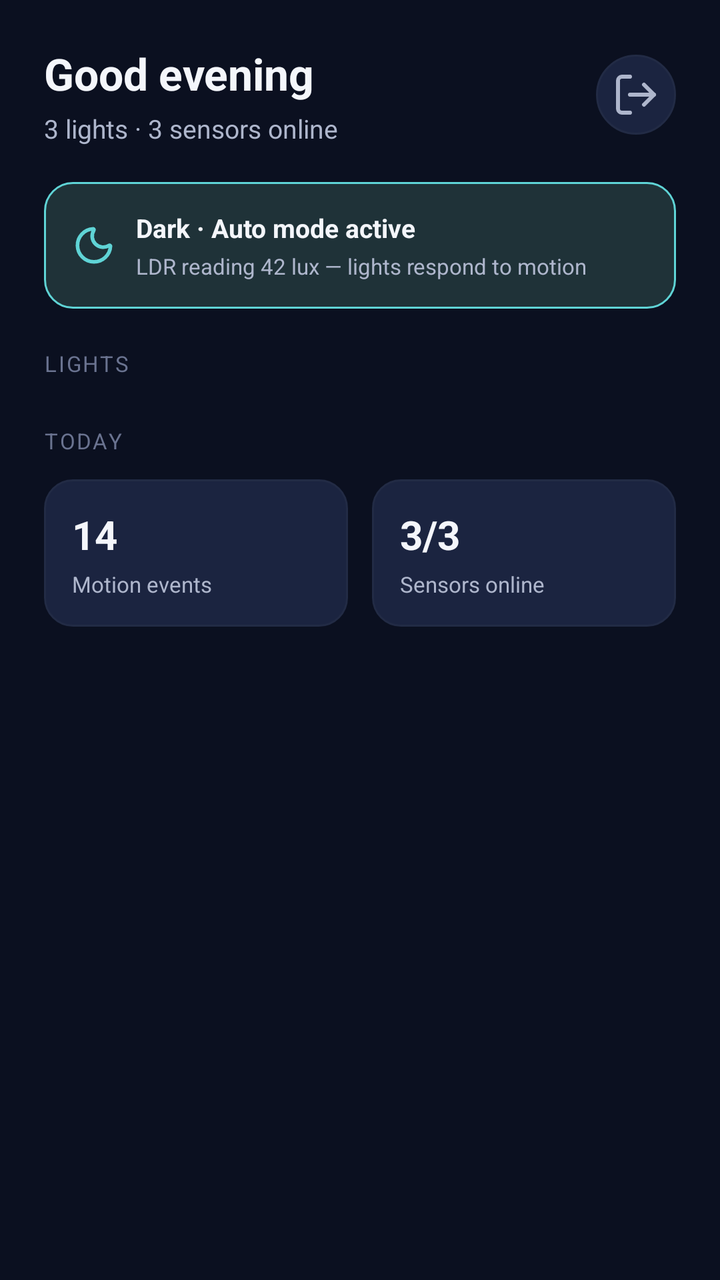
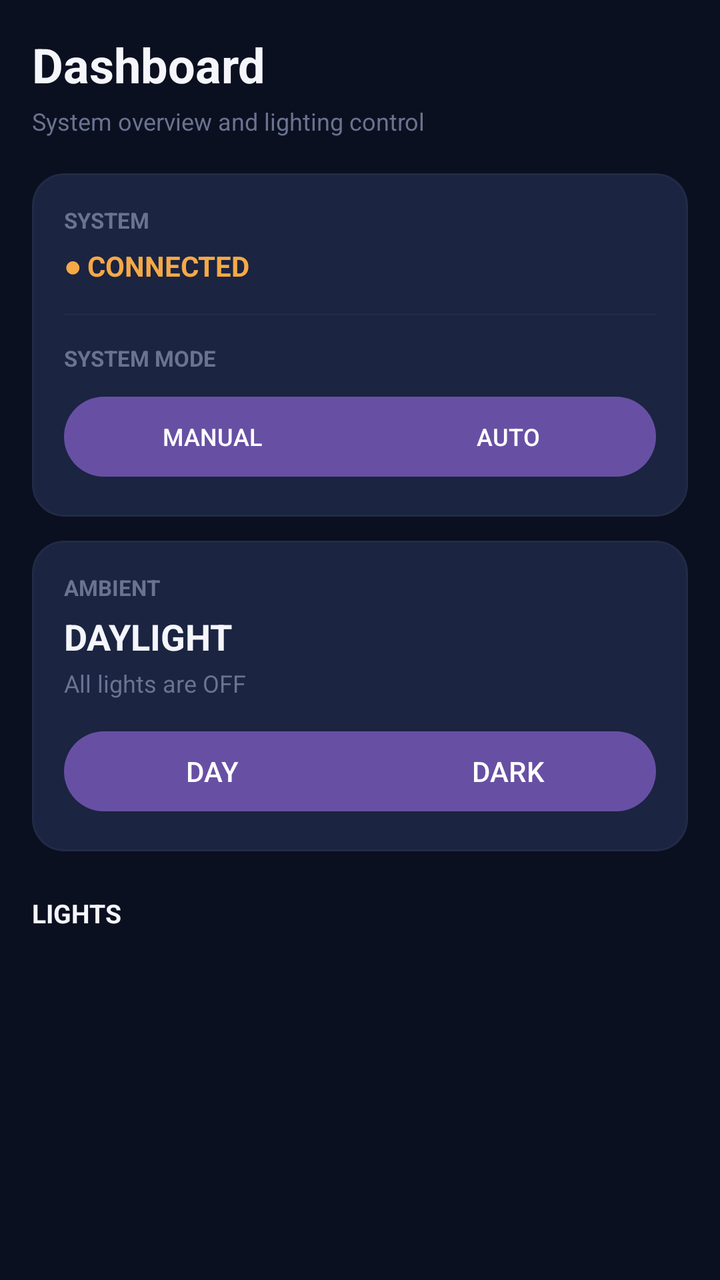

Before-and-after screenshots of an Android layout around one commit, followed by the original layout XML and the change that was made.
<!-- AndroidManifest.xml: application theme Theme.LUMEN -->
<!-- res/layout/fragment_dashboard.xml -->
<?xml version="1.0" encoding="utf-8"?>
<androidx.core.widget.NestedScrollView
    xmlns:android="http://schemas.android.com/apk/res/android"
    xmlns:app="http://schemas.android.com/apk/res-auto"
    android:layout_width="match_parent"
    android:layout_height="match_parent"
    android:background="@color/night"
    android:fillViewport="true">

    <LinearLayout
        android:layout_width="match_parent"
        android:layout_height="wrap_content"
        android:orientation="vertical"
        android:padding="22dp">

        

        <LinearLayout
            android:layout_width="match_parent"
            android:layout_height="wrap_content"
            android:orientation="horizontal"
            android:gravity="center_vertical"
            android:layout_marginBottom="18dp">

            <LinearLayout
                android:layout_width="0dp"
                android:layout_height="wrap_content"
                android:layout_weight="1"
                android:orientation="vertical">

                <TextView
                    android:layout_width="wrap_content"
                    android:layout_height="wrap_content"
                    android:text="Good evening"
                    android:textColor="@color/white"
                    android:textSize="22sp"
                    android:textStyle="bold" />

                <TextView
                    android:layout_width="wrap_content"
                    android:layout_height="wrap_content"
                    android:text="3 lights · 3 sensors online"
                    android:textColor="@color/mist"
                    android:textSize="13sp"
                    android:layout_marginTop="4dp" />

            </LinearLayout>

            <ImageButton
                android:id="@+id/btnLogout"
                android:layout_width="40dp"
                android:layout_height="40dp"
                android:background="@drawable/bg_icon_button"
                android:src="@drawable/ic_logout"
                android:contentDescription="Logout"
                app:tint="@color/mist" />

        </LinearLayout>


        

        <LinearLayout
            android:layout_width="match_parent"
            android:layout_height="wrap_content"
            android:orientation="horizontal"
            android:gravity="center_vertical"
            android:padding="14dp"
            android:background="@drawable/bg_ambient"
            android:layout_marginBottom="20dp">

            <ImageView
                android:layout_width="22dp"
                android:layout_height="22dp"
                android:src="@drawable/ic_moon"
                app:tint="@color/cyan"
                android:contentDescription="Ambient mode" />

            <LinearLayout
                android:layout_width="0dp"
                android:layout_height="wrap_content"
                android:layout_weight="1"
                android:orientation="vertical"
                android:layout_marginStart="10dp">

                <TextView
                    android:layout_width="wrap_content"
                    android:layout_height="wrap_content"
                    android:text="Dark · Auto mode active"
                    android:textColor="@color/white"
                    android:textSize="13sp"
                    android:textStyle="bold" />

                <TextView
                    android:layout_width="wrap_content"
                    android:layout_height="wrap_content"
                    android:text="LDR reading 42 lux — lights respond to motion"
                    android:textColor="@color/mist"
                    android:textSize="11sp"
                    android:layout_marginTop="3dp" />

            </LinearLayout>

        </LinearLayout>


        

        <TextView
            android:layout_width="wrap_content"
            android:layout_height="wrap_content"
            android:text="LIGHTS"
            android:textColor="@color/gray_text"
            android:textSize="11sp"
            android:letterSpacing="0.08"
            android:layout_marginBottom="12dp" />

        <LinearLayout
            android:id="@+id/lightContainer"
            android:layout_width="match_parent"
            android:layout_height="wrap_content"
            android:orientation="vertical" />
        


















        

        <TextView
            android:layout_width="wrap_content"
            android:layout_height="wrap_content"
            android:text="TODAY"
            android:textColor="@color/gray_text"
            android:textSize="11sp"
            android:letterSpacing="0.08"
            android:layout_marginTop="12dp"
            android:layout_marginBottom="12dp" />


        <LinearLayout
            android:layout_width="match_parent"
            android:layout_height="wrap_content"
            android:orientation="horizontal"
            android:weightSum="2">

            <LinearLayout
                android:layout_width="0dp"
                android:layout_height="wrap_content"
                android:layout_weight="1"
                android:orientation="vertical"
                android:padding="14dp"
                android:background="@drawable/bg_card"
                android:layout_marginEnd="6dp">

                <TextView
                    android:layout_width="wrap_content"
                    android:layout_height="wrap_content"
                    android:text="14"
                    android:textColor="@color/white"
                    android:textSize="20sp"
                    android:textStyle="bold" />

                <TextView
                    android:layout_width="wrap_content"
                    android:layout_height="wrap_content"
                    android:text="Motion events"
                    android:textColor="@color/mist"
                    android:textSize="11sp"
                    android:layout_marginTop="4dp" />

            </LinearLayout>


            <LinearLayout
                android:layout_width="0dp"
                android:layout_height="wrap_content"
                android:layout_weight="1"
                android:orientation="vertical"
                android:padding="14dp"
                android:background="@drawable/bg_card"
                android:layout_marginStart="6dp">

                <TextView
                    android:layout_width="wrap_content"
                    android:layout_height="wrap_content"
                    android:text="3/3"
                    android:textColor="@color/white"
                    android:textSize="20sp"
                    android:textStyle="bold" />

                <TextView
                    android:layout_width="wrap_content"
                    android:layout_height="wrap_content"
                    android:text="Sensors online"
                    android:textColor="@color/mist"
                    android:textSize="11sp"
                    android:layout_marginTop="4dp" />

            </LinearLayout>

        </LinearLayout>

    </LinearLayout>

</androidx.core.widget.NestedScrollView>
<!-- resources referenced by this layout -->
<resources>
  <color name="cyan">#5FD4D6</color>
  <color name="gray_text">#6A7390</color>
  <color name="mist">#AEB6CC</color>
  <color name="night">#0B1020</color>
  <color name="white">#F4F6FB</color>
  <!-- drawable bg_ambient (drawable) -->
  <?xml version="1.0" encoding="utf-8"?>
  <shape xmlns:android="http://schemas.android.com/apk/res/android">
  
      <solid android:color="#1F3238"/>
  
      <corners android:radius="14dp"/>
  
      <stroke
          android:width="1dp"
          android:color="@color/cyan"/>
  
  </shape>
  <!-- drawable bg_card (drawable) -->
  <?xml version="1.0" encoding="utf-8"?>
  <shape xmlns:android="http://schemas.android.com/apk/res/android">
  
      <solid android:color="@color/night_3"/>
  
      <corners android:radius="14dp"/>
  
      <stroke
          android:width="1dp"
          android:color="@color/border"/>
  
  </shape>
  <!-- drawable bg_icon_button (drawable) -->
  <?xml version="1.0" encoding="utf-8"?>
  <shape xmlns:android="http://schemas.android.com/apk/res/android">
  
      <solid android:color="@color/night_3"/>
  
      <corners android:radius="20dp"/>
  
      <stroke
          android:width="1dp"
          android:color="@color/border"/>
  
  </shape>
  <!-- drawable ic_logout (drawable) -->
  <vector xmlns:android="http://schemas.android.com/apk/res/android"
      android:width="24dp"
      android:height="24dp"
      android:viewportWidth="24"
      android:viewportHeight="24">
    <path
        android:pathData="m16,17 l5,-5 -5,-5"
        android:strokeLineJoin="round"
        android:strokeWidth="2"
        android:fillColor="#00000000"
        android:strokeColor="@color/gray_text"
        android:strokeLineCap="round"/>
    <path
        android:pathData="M21,12H9"
        android:strokeLineJoin="round"
        android:strokeWidth="2"
        android:fillColor="#00000000"
        android:strokeColor="@color/gray_text"
        android:strokeLineCap="round"/>
    <path
        android:pathData="M9,21H5a2,2 0,0 1,-2 -2V5a2,2 0,0 1,2 -2h4"
        android:strokeLineJoin="round"
        android:strokeWidth="2"
        android:fillColor="#00000000"
        android:strokeColor="@color/gray_text"
        android:strokeLineCap="round"/>
  </vector>
  <!-- drawable ic_moon (drawable) -->
  <vector xmlns:android="http://schemas.android.com/apk/res/android"
      android:width="24dp"
      android:height="24dp"
      android:viewportWidth="24"
      android:viewportHeight="24">
    <path
        android:pathData="M20.985,12.486a9,9 0,1 1,-9.473 -9.472c0.405,-0.022 0.617,0.46 0.402,0.803a6,6 0,0 0,8.268 8.268c0.344,-0.215 0.825,-0.004 0.803,0.401"
        android:strokeLineJoin="round"
        android:strokeWidth="2"
        android:fillColor="#00000000"
        android:strokeColor="@color/gray_text"
        android:strokeLineCap="round"/>
  </vector>
  <style name="Theme.LUMEN" parent="Base.Theme.LUMEN" />
  <color name="night_3">#1B2440</color>
  <color name="border">#222B45</color>
  <style name="Base.Theme.LUMEN" parent="Theme.Material3.DayNight.NoActionBar">
          
          
      </style>
</resources>

<!-- the commit's change to res/layout/fragment_dashboard.xml (unified diff, before → after) -->
@@ -1,220 +1,208 @@
 <?xml version="1.0" encoding="utf-8"?>
-<androidx.core.widget.NestedScrollView
+<ScrollView
     xmlns:android="http://schemas.android.com/apk/res/android"
     xmlns:app="http://schemas.android.com/apk/res-auto"
     android:layout_width="match_parent"
     android:layout_height="match_parent"
-    android:background="@color/night"
-    android:fillViewport="true">
+    android:fillViewport="true"
+    android:background="@color/night">
 
     <LinearLayout
         android:layout_width="match_parent"
         android:layout_height="wrap_content"
         android:orientation="vertical"
-        android:padding="22dp">
-
-        
-
-        <LinearLayout
-            android:layout_width="match_parent"
-            android:layout_height="wrap_content"
-            android:orientation="horizontal"
-            android:gravity="center_vertical"
-            android:layout_marginBottom="18dp">
-
-            <LinearLayout
-                android:layout_width="0dp"
-                android:layout_height="wrap_content"
-                android:layout_weight="1"
-                android:orientation="vertical">
-
-                <TextView
-                    android:layout_width="wrap_content"
-                    android:layout_height="wrap_content"
-                    android:text="Good evening"
-                    android:textColor="@color/white"
-                    android:textSize="22sp"
-                    android:textStyle="bold" />
-
-                <TextView
-                    android:layout_width="wrap_content"
-                    android:layout_height="wrap_content"
-                    android:text="3 lights · 3 sensors online"
-                    android:textColor="@color/mist"
-                    android:textSize="13sp"
-                    android:layout_marginTop="4dp" />
-
-            </LinearLayout>
-
-            <ImageButton
-                android:id="@+id/btnLogout"
-                android:layout_width="40dp"
-                android:layout_height="40dp"
-                android:background="@drawable/bg_icon_button"
-                android:src="@drawable/ic_logout"
-                android:contentDescription="Logout"
-                app:tint="@color/mist" />
-
-        </LinearLayout>
-
-
-        
-
-        <LinearLayout
-            android:layout_width="match_parent"
-            android:layout_height="wrap_content"
-            android:orientation="horizontal"
-            android:gravity="center_vertical"
-            android:padding="14dp"
-            android:background="@drawable/bg_ambient"
-            android:layout_marginBottom="20dp">
-
-            <ImageView
-                android:layout_width="22dp"
-                android:layout_height="22dp"
-                android:src="@drawable/ic_moon"
-                app:tint="@color/cyan"
-                android:contentDescription="Ambient mode" />
-
-            <LinearLayout
-                android:layout_width="0dp"
-                android:layout_height="wrap_content"
-                android:layout_weight="1"
-                android:orientation="vertical"
-                android:layout_marginStart="10dp">
-
-                <TextView
-                    android:layout_width="wrap_content"
-                    android:layout_height="wrap_content"
-                    android:text="Dark · Auto mode active"
-                    android:textColor="@color/white"
-                    android:textSize="13sp"
-                    android:textStyle="bold" />
-
-                <TextView
-                    android:layout_width="wrap_content"
-                    android:layout_height="wrap_content"
-                    android:text="LDR reading 42 lux — lights respond to motion"
-                    android:textColor="@color/mist"
-                    android:textSize="11sp"
-                    android:layout_marginTop="3dp" />
-
-            </LinearLayout>
-
-        </LinearLayout>
-
+        android:padding="16dp">
 
         
 
         <TextView
             android:layout_width="wrap_content"
             android:layout_height="wrap_content"
+            android:text="Dashboard"
+            android:textColor="@color/white"
+            android:textSize="24sp"
+            android:textStyle="bold" />
+
+        <TextView
+            android:id="@+id/txtDashboardSubtitle"
+            android:layout_width="wrap_content"
+            android:layout_height="wrap_content"
+            android:layout_marginTop="4dp"
+            android:text="System overview and lighting control"
+            android:textColor="@color/gray_text"
+            android:textSize="12sp" />
+
+        
+
+        <com.google.android.material.card.MaterialCardView
+            android:layout_width="match_parent"
+            android:layout_height="wrap_content"
+            android:layout_marginTop="18dp"
+            app:cardBackgroundColor="@color/night_3"
+            app:cardCornerRadius="16dp"
+            app:strokeColor="@color/border"
+            app:strokeWidth="1dp">
+
+            <LinearLayout
+                android:layout_width="match_parent"
+                android:layout_height="wrap_content"
+                android:orientation="vertical"
+                android:padding="16dp">
+
+                <TextView
+                    android:layout_width="wrap_content"
+                    android:layout_height="wrap_content"
+                    android:text="SYSTEM"
+                    android:textColor="@color/gray_text"
+                    android:textSize="11sp"
+                    android:textStyle="bold" />
+
+                <TextView
+                    android:id="@+id/txtSystemConnection"
+                    android:layout_width="wrap_content"
+                    android:layout_height="wrap_content"
+                    android:layout_marginTop="6dp"
+                    android:text="● CONNECTED"
+                    android:textColor="@color/amber"
+                    android:textSize="14sp"
+                    android:textStyle="bold" />
+
+                <View
+                    android:layout_width="match_parent"
+                    android:layout_height="1dp"
+                    android:layout_marginTop="14dp"
+                    android:background="@color/border" />
+
+                <TextView
+                    android:layout_width="wrap_content"
+                    android:layout_height="wrap_content"
+                    android:layout_marginTop="14dp"
+                    android:text="SYSTEM MODE"
+                    android:textColor="@color/gray_text"
+                    android:textSize="11sp"
+                    android:textStyle="bold" />
+
+                <com.google.android.material.button.MaterialButtonToggleGroup
+                    android:id="@+id/modeGroup"
+                    android:layout_width="match_parent"
+                    android:layout_height="wrap_content"
+                    android:layout_marginTop="8dp"
+                    app:singleSelection="true"
+                    app:selectionRequired="true">
+
+                    <com.google.android.material.button.MaterialButton
+                        android:id="@+id/btnManual"
+                        android:layout_width="0dp"
+                        android:layout_height="wrap_content"
+                        android:layout_weight="1"
+                        android:text="MANUAL"
+                        android:textSize="12sp" />
+
+                    <com.google.android.material.button.MaterialButton
+                        android:id="@+id/btnAuto"
+                        android:layout_width="0dp"
+                        android:layout_height="wrap_content"
+                        android:layout_marginStart="8dp"
+                        android:layout_weight="1"
+                        android:text="AUTO"
+                        android:textSize="12sp" />
+
+                </com.google.android.material.button.MaterialButtonToggleGroup>
+            </LinearLayout>
+
+        </com.google.android.material.card.MaterialCardView>
+
+        
+
+        <com.google.android.material.card.MaterialCardView
+            android:id="@+id/ambientCard"
+            android:layout_width="match_parent"
+            android:layout_height="wrap_content"
+            android:layout_marginTop="12dp"
+            app:cardBackgroundColor="@color/night_3"
+            app:cardCornerRadius="16dp"
+            app:strokeColor="@color/border"
+            app:strokeWidth="1dp">
+
+            <LinearLayout
+                android:layout_width="match_parent"
+                android:layout_height="wrap_content"
+                android:orientation="vertical"
+                android:padding="16dp">
+
+                <TextView
+                    android:layout_width="wrap_content"
+                    android:layout_height="wrap_content"
+                    android:text="AMBIENT"
+                    android:textColor="@color/gray_text"
+                    android:textSize="11sp"
+                    android:textStyle="bold" />
+
+                <TextView
+                    android:id="@+id/txtAmbientState"
+                    android:layout_width="wrap_content"
+                    android:layout_height="wrap_content"
+                    android:layout_marginTop="5dp"
+                    android:text="DAYLIGHT"
+                    android:textColor="@color/white"
+                    android:textSize="18sp"
+                    android:textStyle="bold" />
+
+                <TextView
+                    android:id="@+id/txtAmbientDescription"
+                    android:layout_width="match_parent"
+                    android:layout_height="wrap_content"
+                    android:layout_marginTop="3dp"
+                    android:text="All lights are OFF"
+                    android:textColor="@color/gray_text"
+                    android:textSize="12sp" />
+
+                <com.google.android.material.button.MaterialButtonToggleGroup
+                    android:id="@+id/ambientToggle"
+                    android:layout_width="match_parent"
+                    android:layout_height="wrap_content"
+                    android:layout_marginTop="12dp"
+                    app:singleSelection="true"
+                    app:selectionRequired="true">
+
+                    <com.google.android.material.button.MaterialButton
+                        android:id="@+id/btnDay"
+                        android:layout_width="0dp"
+                        android:layout_height="wrap_content"
+                        android:layout_weight="1"
+                        android:text="DAY" />
+
+                    <com.google.android.material.button.MaterialButton
+                        android:id="@+id/btnDark"
+                        android:layout_width="0dp"
+                        android:layout_height="wrap_content"
+                        android:layout_weight="1"
+                        android:text="DARK" />
+
+                </com.google.android.material.button.MaterialButtonToggleGroup>
+
+            </LinearLayout>
+
+        </com.google.android.material.card.MaterialCardView>
+
+        
+
+        <TextView
+            android:layout_width="wrap_content"
+            android:layout_height="wrap_content"
+            android:layout_marginTop="22dp"
             android:text="LIGHTS"
-            android:textColor="@color/gray_text"
-            android:textSize="11sp"
-            android:letterSpacing="0.08"
-            android:layout_marginBottom="12dp" />
+            android:textColor="@color/white"
+            android:textSize="13sp"
+            android:textStyle="bold" />
 
         <LinearLayout
             android:id="@+id/lightContainer"
             android:layout_width="match_parent"
             android:layout_height="wrap_content"
+            android:layout_marginTop="10dp"
             android:orientation="vertical" />
-        
-
-
-
-
-
-
-
-
-
-
-
-
-
-
-
-
-
-
-        
-
-        <TextView
-            android:layout_width="wrap_content"
-            android:layout_height="wrap_content"
-            android:text="TODAY"
-            android:textColor="@color/gray_text"
-            android:textSize="11sp"
-            android:letterSpacing="0.08"
-            android:layout_marginTop="12dp"
-            android:layout_marginBottom="12dp" />
-
-
-        <LinearLayout
-            android:layout_width="match_parent"
-            android:layout_height="wrap_content"
-            android:orientation="horizontal"
-            android:weightSum="2">
-
-            <LinearLayout
-                android:layout_width="0dp"
-                android:layout_height="wrap_content"
-                android:layout_weight="1"
-                android:orientation="vertical"
-                android:padding="14dp"
-                android:background="@drawable/bg_card"
-                android:layout_marginEnd="6dp">
-
-                <TextView
-                    android:layout_width="wrap_content"
-                    android:layout_height="wrap_content"
-                    android:text="14"
-                    android:textColor="@color/white"
-                    android:textSize="20sp"
-                    android:textStyle="bold" />
-
-                <TextView
-                    android:layout_width="wrap_content"
-                    android:layout_height="wrap_content"
-                    android:text="Motion events"
-                    android:textColor="@color/mist"
-                    android:textSize="11sp"
-                    android:layout_marginTop="4dp" />
-
-            </LinearLayout>
-
-
-            <LinearLayout
-                android:layout_width="0dp"
-                android:layout_height="wrap_content"
-                android:layout_weight="1"
-                android:orientation="vertical"
-                android:padding="14dp"
-                android:background="@drawable/bg_card"
-                android:layout_marginStart="6dp">
-
-                <TextView
-                    android:layout_width="wrap_content"
-                    android:layout_height="wrap_content"
-                    android:text="3/3"
-                    android:textColor="@color/white"
-                    android:textSize="20sp"
-                    android:textStyle="bold" />
-
-                <TextView
-                    android:layout_width="wrap_content"
-                    android:layout_height="wrap_content"
-                    android:text="Sensors online"
-                    android:textColor="@color/mist"
-                    android:textSize="11sp"
-                    android:layout_marginTop="4dp" />
-
-            </LinearLayout>
-
-        </LinearLayout>
 
     </LinearLayout>
 
-</androidx.core.widget.NestedScrollView>
+</ScrollView>
<!-- resource entries referenced after the edit -->
@@ -1,94 +1,12 @@
 <!-- resources referenced by this layout -->
 <resources>
-  <color name="cyan">#5FD4D6</color>
+  <color name="amber">#F5A947</color>
+  <color name="border">#222B45</color>
   <color name="gray_text">#6A7390</color>
-  <color name="mist">#AEB6CC</color>
   <color name="night">#0B1020</color>
+  <color name="night_3">#1B2440</color>
   <color name="white">#F4F6FB</color>
-  <!-- drawable bg_ambient (drawable) -->
-  <?xml version="1.0" encoding="utf-8"?>
-  <shape xmlns:android="http://schemas.android.com/apk/res/android">
-  
-      <solid android:color="#1F3238"/>
-  
-      <corners android:radius="14dp"/>
-  
-      <stroke
-          android:width="1dp"
-          android:color="@color/cyan"/>
-  
-  </shape>
-  <!-- drawable bg_card (drawable) -->
-  <?xml version="1.0" encoding="utf-8"?>
-  <shape xmlns:android="http://schemas.android.com/apk/res/android">
-  
-      <solid android:color="@color/night_3"/>
-  
-      <corners android:radius="14dp"/>
-  
-      <stroke
-          android:width="1dp"
-          android:color="@color/border"/>
-  
-  </shape>
-  <!-- drawable bg_icon_button (drawable) -->
-  <?xml version="1.0" encoding="utf-8"?>
-  <shape xmlns:android="http://schemas.android.com/apk/res/android">
-  
-      <solid android:color="@color/night_3"/>
-  
-      <corners android:radius="20dp"/>
-  
-      <stroke
-          android:width="1dp"
-          android:color="@color/border"/>
-  
-  </shape>
-  <!-- drawable ic_logout (drawable) -->
-  <vector xmlns:android="http://schemas.android.com/apk/res/android"
-      android:width="24dp"
-      android:height="24dp"
-      android:viewportWidth="24"
-      android:viewportHeight="24">
-    <path
-        android:pathData="m16,17 l5,-5 -5,-5"
-        android:strokeLineJoin="round"
-        android:strokeWidth="2"
-        android:fillColor="#00000000"
-        android:strokeColor="@color/gray_text"
-        android:strokeLineCap="round"/>
-    <path
-        android:pathData="M21,12H9"
-        android:strokeLineJoin="round"
-        android:strokeWidth="2"
-        android:fillColor="#00000000"
-        android:strokeColor="@color/gray_text"
-        android:strokeLineCap="round"/>
-    <path
-        android:pathData="M9,21H5a2,2 0,0 1,-2 -2V5a2,2 0,0 1,2 -2h4"
-        android:strokeLineJoin="round"
-        android:strokeWidth="2"
-        android:fillColor="#00000000"
-        android:strokeColor="@color/gray_text"
-        android:strokeLineCap="round"/>
-  </vector>
-  <!-- drawable ic_moon (drawable) -->
-  <vector xmlns:android="http://schemas.android.com/apk/res/android"
-      android:width="24dp"
-      android:height="24dp"
-      android:viewportWidth="24"
-      android:viewportHeight="24">
-    <path
-        android:pathData="M20.985,12.486a9,9 0,1 1,-9.473 -9.472c0.405,-0.022 0.617,0.46 0.402,0.803a6,6 0,0 0,8.268 8.268c0.344,-0.215 0.825,-0.004 0.803,0.401"
-        android:strokeLineJoin="round"
-        android:strokeWidth="2"
-        android:fillColor="#00000000"
-        android:strokeColor="@color/gray_text"
-        android:strokeLineCap="round"/>
-  </vector>
   <style name="Theme.LUMEN" parent="Base.Theme.LUMEN" />
-  <color name="night_3">#1B2440</color>
-  <color name="border">#222B45</color>
   <style name="Base.Theme.LUMEN" parent="Theme.Material3.DayNight.NoActionBar">
           
           
